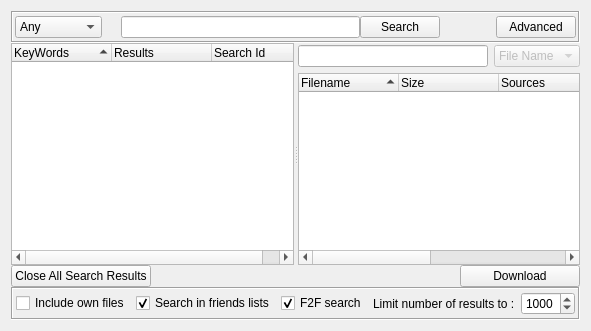
Above: retroshare-gui/src/gui/SearchDialog.ui from RetroShare/RetroShare before the change. Below: the same form after it.
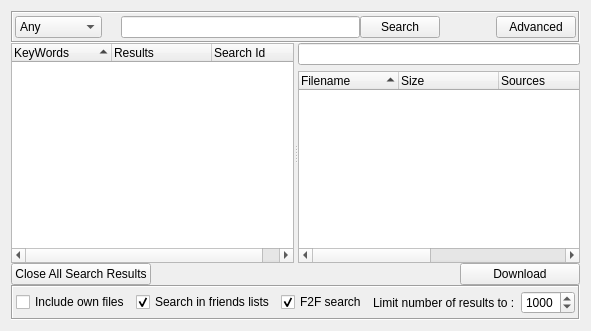
That is the form after the change. Icons and pictures are not drawn. Custom widgets are drawn as their Qt base class.

Commit message: Removed the filter comboboxes and replaced it with a menu in LineEditClear.

```diff
--- a/retroshare-gui/src/gui/SearchDialog.ui
+++ b/retroshare-gui/src/gui/SearchDialog.ui
@@ -281,50 +281,6 @@
      </widget>
      <widget class="QWidget" name="layoutWidget">
       <layout class="QGridLayout" name="gridLayout_4">
-       <item row="0" column="0">
-        <layout class="QHBoxLayout" name="horizontalLayout_3">
-         <property name="spacing">
-          <number>6</number>
-         </property>
-         <property name="topMargin">
-          <number>2</number>
-         </property>
-         <item>
-          <layout class="QHBoxLayout" name="horizontalLayout_2">
-           <property name="spacing">
-            <number>2</number>
-           </property>
-           <item>
-            <widget class="LineEditClear" name="filterLineEdit">
-             <property name="toolTip">
-              <string>Filter Search Result</string>
-             </property>
-            </widget>
-           </item>
-          </layout>
-         </item>
-         <item>
-          <widget class="QComboBox" name="filterColumnComboBox">
-           <property name="enabled">
-            <bool>false</bool>
-           </property>
-           <property name="currentIndex">
-            <number>0</number>
-           </property>
-           <item>
-            <property name="text">
-             <string>File Name</string>
-            </property>
-           </item>
-           <item>
-            <property name="text">
-             <string>File Size</string>
-            </property>
-           </item>
-          </widget>
-         </item>
-        </layout>
-       </item>
        <item row="1" column="0">
         <widget class="SearchTreeWidget" name="searchResultWidget">
          <property name="sizePolicy">
@@ -382,6 +338,13 @@
          </column>
         </widget>
        </item>
+       <item row="0" column="0">
+        <widget class="LineEditClear" name="filterLineEdit">
+         <property name="toolTip">
+          <string>Filter Search Result</string>
+         </property>
+        </widget>
+       </item>
       </layout>
      </widget>
     </widget>
```
Left out of the diff: 2 changed lines with no effect on the pictures. The commit also changes 17 other files.
